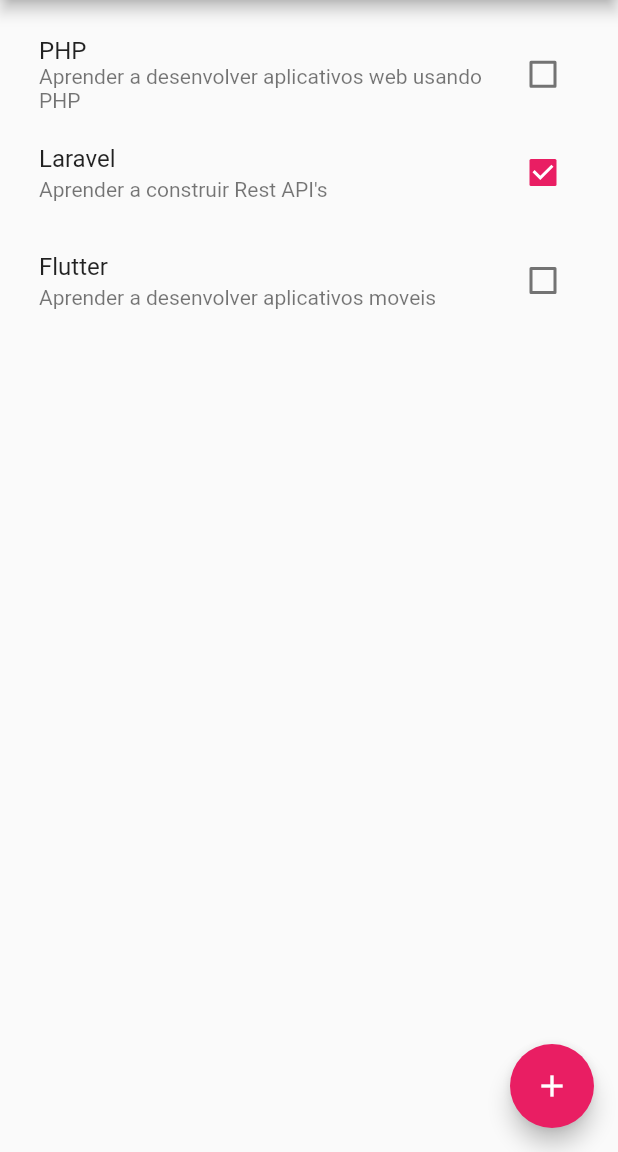
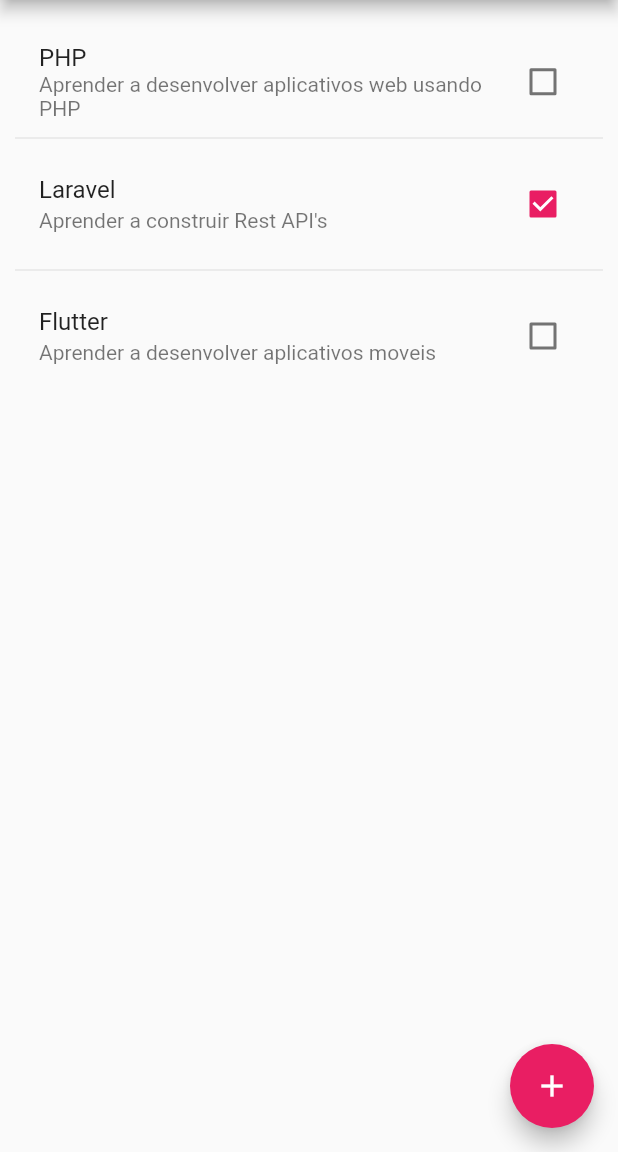
Before and after one commit to marinoricardo/todoapp, a Flutter app: the screen it shows after launch, on a phone screen of 412 x 824 dp, the part 84-1236 px from its top. Run offline on Flutter 3.47's test engine with Material 2 defaults, Android fonts, the phone set to English and light mode, and no system bars.

```diff
--- a/lib/home.dart
+++ b/lib/home.dart
@@ -36,8 +36,8 @@ class _HomeState extends State<Home> {
         title: Text('Tarefas'),
       ),
       body: Padding(
-        padding: EdgeInsets.only(left: 10, right: 10, top: 20),
-        child: ListView.builder(
+        padding: EdgeInsets.only(left: 10, right: 10, top: 25),
+        child: ListView.separated(
           itemCount: tarefas.length,
           itemBuilder: (context, index) {
             return ListTile(
@@ -52,6 +52,7 @@ class _HomeState extends State<Home> {
                   }),
             );
           },
+          separatorBuilder: ((context, index) => const Divider()),
         ),
       ),
       floatingActionButton: FloatingActionButton(
```
